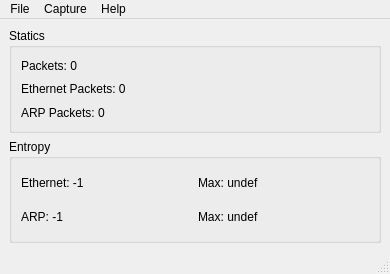
First picture: the form in tp1/herramienta/gui/ui/MainWindow.ui, repository ikovacs/redes, before the edit.
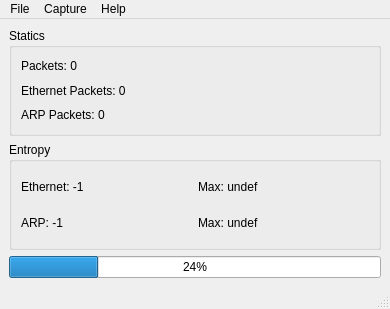
Second picture: the form after the edit.

```diff
--- a/tp1/herramienta/gui/ui/MainWindow.ui
+++ b/tp1/herramienta/gui/ui/MainWindow.ui
@@ -7,7 +7,7 @@
     <x>0</x>
     <y>0</y>
     <width>390</width>
-    <height>274</height>
+    <height>309</height>
    </rect>
   </property>
   <property name="windowTitle">
@@ -96,6 +96,16 @@
       </layout>
      </widget>
     </item>
+    <item>
+     <widget class="QProgressBar" name="progressBar">
+      <property name="value">
+       <number>24</number>
+      </property>
+      <property name="textVisible">
+       <bool>true</bool>
+      </property>
+     </widget>
+    </item>
    </layout>
   </widget>
   <widget class="QMenuBar" name="menubar">
```
